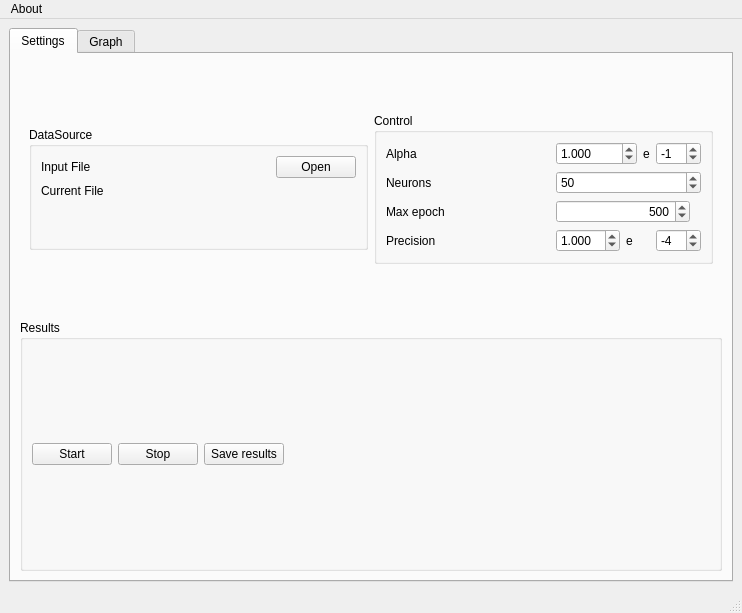
First picture: the form in mainwindow.ui, repository AlexLeSang/ECOHT-ANN_2, before the edit.
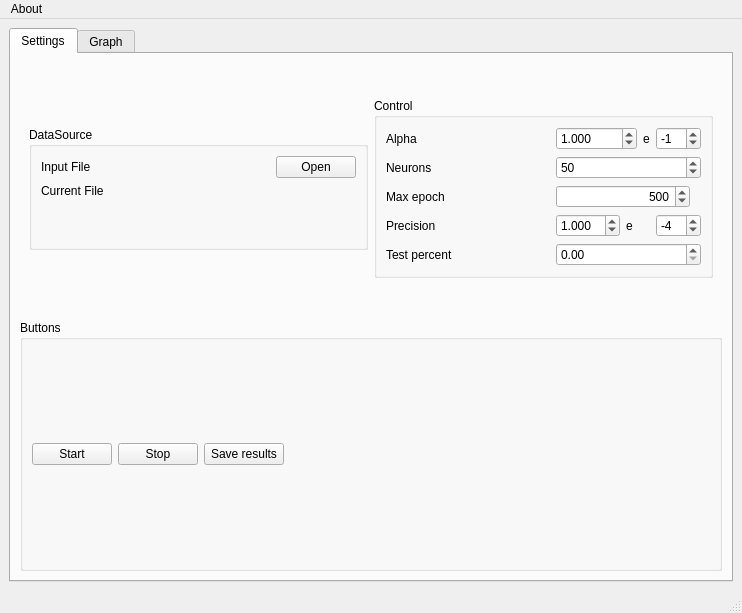
Second picture: the form after the edit. Custom widgets are drawn as their Qt base class.

```diff
--- a/mainwindow.ui
+++ b/mainwindow.ui
@@ -368,6 +368,42 @@
                   </property>
                  </spacer>
                 </item>
+                <item row="4" column="0">
+                 <widget class="QLabel" name="label">
+                  <property name="text">
+                   <string>Test percent</string>
+                  </property>
+                 </widget>
+                </item>
+                <item row="4" column="1">
+                 <spacer name="horizontalSpacer_3">
+                  <property name="orientation">
+                   <enum>Qt::Horizontal</enum>
+                  </property>
+                  <property name="sizeHint" stdset="0">
+                   <size>
+                    <width>40</width>
+                    <height>20</height>
+                   </size>
+                  </property>
+                 </spacer>
+                </item>
+                <item row="4" column="2">
+                 <widget class="QDoubleSpinBox" name="doubleSpinBox">
+                  <property name="decimals">
+                   <number>2</number>
+                  </property>
+                  <property name="maximum">
+                   <double>1.000000000000000</double>
+                  </property>
+                  <property name="singleStep">
+                   <double>0.100000000000000</double>
+                  </property>
+                  <property name="value">
+                   <double>0.000000000000000</double>
+                  </property>
+                 </widget>
+                </item>
                </layout>
               </item>
              </layout>
@@ -388,7 +424,7 @@
            <string>Results Group</string>
           </property>
           <property name="title">
-           <string>Results</string>
+           <string>Buttons</string>
           </property>
           <layout class="QVBoxLayout" name="verticalLayout_6">
            <item>
```
Left out of the diff: 212 changed lines with no effect on the pictures.
